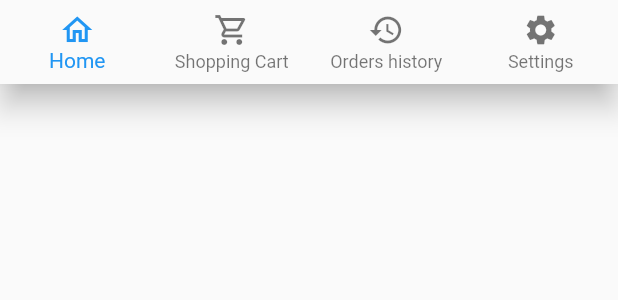
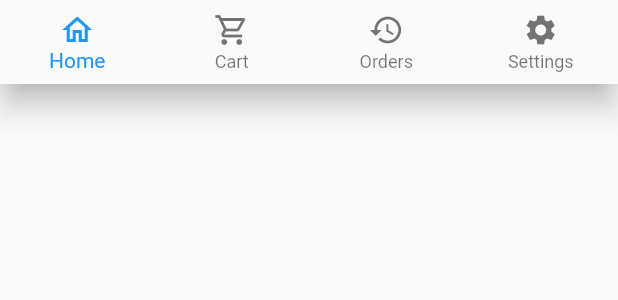
Before and after one commit to KauhareniaNastassia/food_delivery_app, a Flutter app: the CustomBottomNavigationBar widget shown alone on an empty page, opened directly with empty values, on a phone screen of 412 x 824 dp. Shown: the top 300 px of the screen. Run offline on Flutter 3.47's test engine with Material 2 defaults, Android fonts, the light colour scheme and no system bars; our stand-ins replace auto_route, bloc, cloud_firestore, firebase_core, flutter_bloc, flutter_spinkit and 2 more; accounts and stored records are empty; statements that could not run were skipped.

Commit message:
[PT-2] Theme and navigation Add some refactoring

```diff
--- a/core_ui/lib/src/widgets/bottom_navigation_bar.dart
+++ b/core_ui/lib/src/widgets/bottom_navigation_bar.dart
@@ -19,11 +19,11 @@ class CustomBottomNavigationBar extends StatelessWidget {
       ),
       const BottomNavigationBarItem(
         icon: Icon(Icons.shopping_cart_outlined),
-        label: 'Shopping Cart',
+        label: 'Cart',
       ),
       const BottomNavigationBarItem(
         icon: Icon(Icons.history_outlined),
-        label: 'Orders history',
+        label: 'Orders',
       ),
       const BottomNavigationBarItem(
         icon: Icon(Icons.settings),
--- a/features/main_page_view/lib/src/ui/components/menu_item_details_screen.dart
+++ b/features/main_page_view/lib/src/ui/components/menu_item_details_screen.dart
@@ -85,7 +85,7 @@ class MenuItemDetailsScreen extends StatelessWidget {
                   40,
                 ),
                 color: Theme.of(context).cardColor,
-                height: size.height * 0.5,
+                height: size.height * 0.6,
                 child: Column(
                   crossAxisAlignment: CrossAxisAlignment.start,
                   children: [
```
Also changed, not shown: features/main_page_view/lib/src/ui/components/menu_item.dart (+6 -1 lines).
